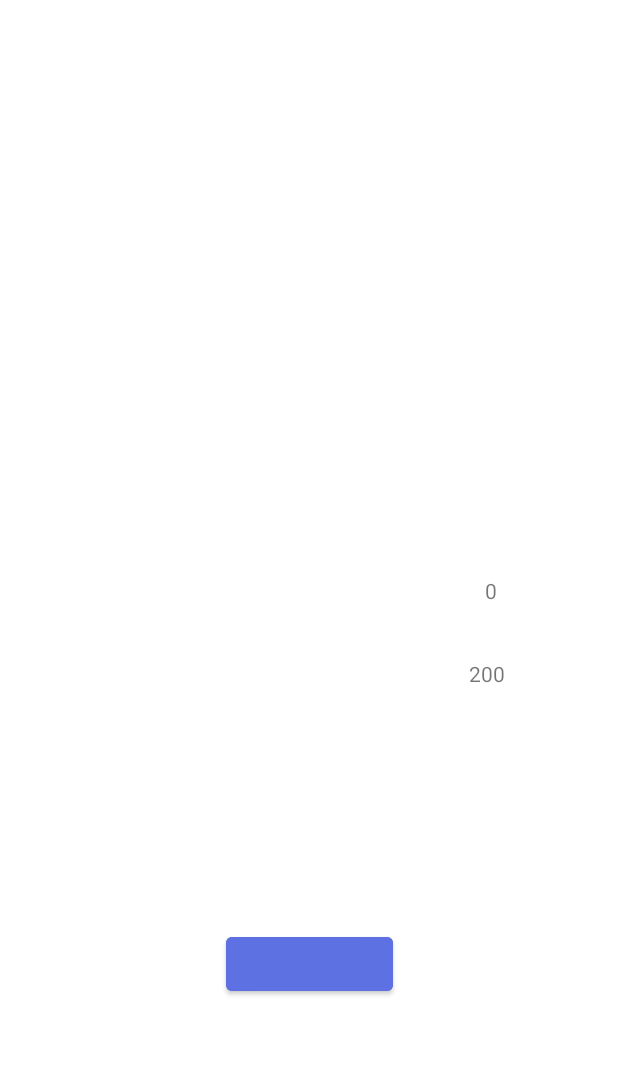
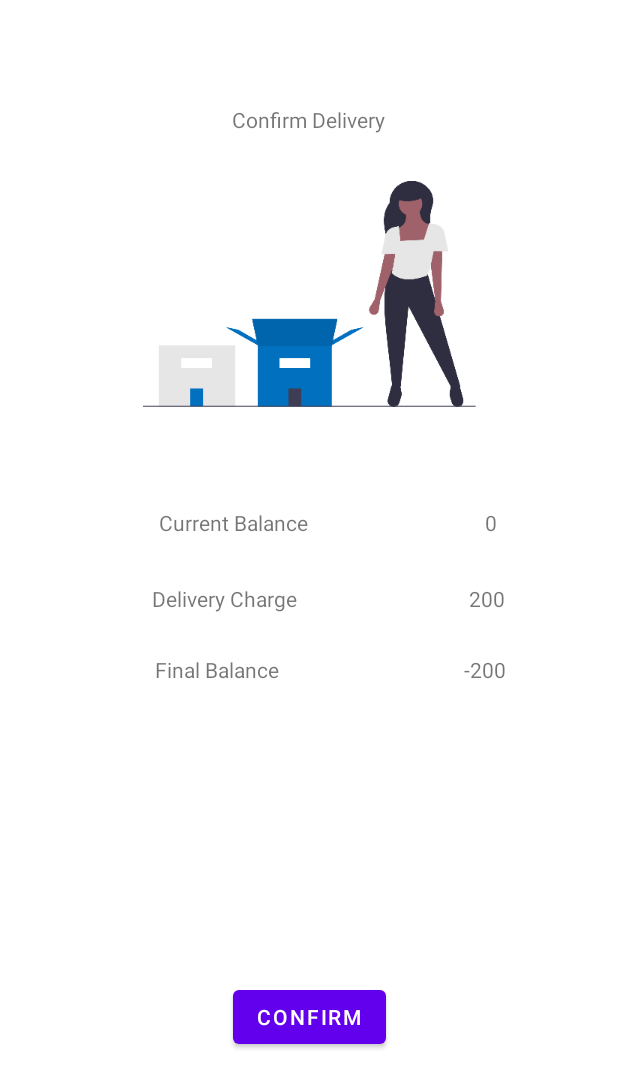
Before and after one commit to yasaswick/CourierX_Android, an Android app: the ConfirmPay screen opened directly, with no data from a screen before it, on a phone screen of 412 x 824 dp. Shown: the top 1088 px of the screen. Run offline under Robolectric (Android 15) with nearby library versions, the phone set to English and light mode, and no system bars; our stand-ins replace Firebase (no records; nobody signed in at launch, a user with empty details on screens opened directly); 1 statement that could not run was skipped.

Commit message:
Fixed Issues #33

```diff
--- a/app/src/main/java/com/courierx/courierx/Credit/ConfirmPay.java
+++ b/app/src/main/java/com/courierx/courierx/Credit/ConfirmPay.java
@@ -34,35 +34,32 @@ public class ConfirmPay extends AppCompatActivity {
         firebaseRealtime = new FirebaseRealtime();
 
         userDetailsSingleton = UserDetailsSingleton.getInstance();
-       // confirmButton = findViewById(R.id.setDeliveryDoneBtn);
+       confirmButton = findViewById(R.id.confirmPaymentButton);
         previous = findViewById(R.id.user_credit_balance);
         payment = findViewById(R.id.user_payment_amount);
         balance = findViewById(R.id.user_new_credit_balance);
 
         Long userCredit = userDetailsSingleton.getCourierXUser().getBalance();
-        Long charge = Long.valueOf(200);
-        Long finalCredit = userCredit - charge;
+        final Long charge = Long.valueOf(200);
+        final Long finalCredit = userCredit - charge;
         previous.setText(userCredit.toString());
         payment.setText(charge.toString());
         balance.setText(finalCredit.toString());
-//        CreditLog creditLog = new CreditLog();
-//        creditLog.setAmount(charge);
-//        creditLog.setType("Delivery Charge");
-//        firebaseRealtime.addCredit(userDetailsSingleton.getCourierXUser().getUid(), creditLog, finalCredit);
 
-//        confirmButton.setOnClickListener(new View.OnClickListener() {
-//            @Override
-//            public void onClick(View view) {
-//                listViewFragment();
-//            }
-//        });
+
+        confirmButton.setOnClickListener(new View.OnClickListener() {
+            @Override
+            public void onClick(View view) {
+                CreditLog creditLog = new CreditLog();
+                creditLog.setAmount(charge);
+                creditLog.setType("Delivery Charge");
+                firebaseRealtime.addCredit(userDetailsSingleton.getCourierXUser().getUid(), creditLog, finalCredit);
+                close();
+            }
+        });
     }
 
-    public void listViewFragment() {
-        UserPackages userPackages = new UserPackages();
-        FragmentTransaction fragmentTransaction = getSupportFragmentManager().beginTransaction();
-        fragmentTransaction.replace(R.id.navHostFragment_user, userPackages);
-        fragmentTransaction.commit();
+    public void close() {
         this.finish();
     }
 
--- a/app/src/main/res/layout/confirm_payment.xml
+++ b/app/src/main/res/layout/confirm_payment.xml
@@ -1,54 +1,111 @@
 <?xml version="1.0" encoding="utf-8"?>
 <androidx.constraintlayout.widget.ConstraintLayout xmlns:android="http://schemas.android.com/apk/res/android"
+    xmlns:app="http://schemas.android.com/apk/res-auto"
+    xmlns:tools="http://schemas.android.com/tools"
     android:layout_width="match_parent"
     android:layout_height="match_parent"
-    xmlns:tools="http://schemas.android.com/tools"
-    xmlns:app="http://schemas.android.com/apk/res-auto">
-
+    tools:context=".Credit.ConfirmPay">
 
     <TextView
         android:id="@+id/user_credit_balance"
         android:layout_width="wrap_content"
         android:layout_height="wrap_content"
-        app:layout_constraintBottom_toBottomOf="parent"
+        app:layout_constraintBaseline_toBaselineOf="@+id/textView7"
         app:layout_constraintEnd_toEndOf="parent"
         app:layout_constraintHorizontal_bias="0.8"
         app:layout_constraintStart_toStartOf="parent"
-        app:layout_constraintTop_toTopOf="parent"
-        app:layout_constraintVertical_bias="0.477"
-        />
+        tools:text="                            " />
 
     <TextView
         android:id="@+id/user_payment_amount"
         android:layout_width="wrap_content"
         android:layout_height="wrap_content"
-        app:layout_constraintBottom_toBottomOf="parent"
+        app:layout_constraintBaseline_toBaselineOf="@+id/textView9"
         app:layout_constraintEnd_toEndOf="parent"
         app:layout_constraintHorizontal_bias="0.805"
         app:layout_constraintStart_toStartOf="parent"
-        app:layout_constraintTop_toTopOf="parent"
-        app:layout_constraintVertical_bias="0.546"/>
+        tools:text="                            " />
 
     <TextView
-        android:id="@+id/user_new_balance"
+        android:id="@+id/user_new_credit_balance"
         android:layout_width="wrap_content"
         android:layout_height="wrap_content"
-        app:layout_constraintBottom_toBottomOf="parent"
+        app:layout_constraintBaseline_toBaselineOf="@+id/textView10"
         app:layout_constraintEnd_toEndOf="parent"
         app:layout_constraintHorizontal_bias="0.805"
         app:layout_constraintStart_toStartOf="parent"
-        app:layout_constraintTop_toTopOf="parent"
-        app:layout_constraintVertical_bias="0.615"/>
+        tools:text="                            " />
+
+    <ImageView
+        android:id="@+id/imageView18"
+        android:layout_width="wrap_content"
+        android:layout_height="wrap_content"
+        android:layout_marginTop="31dp"
+        android:src="@drawable/pay"
+        app:layout_constraintEnd_toEndOf="parent"
+        app:layout_constraintHorizontal_bias="0.5"
+        app:layout_constraintStart_toStartOf="parent"
+        app:layout_constraintTop_toBottomOf="@+id/textView5" />
 
     <Button
-        android:id="@+id/setDeliveryDoneBtn"
-        android:layout_width="111dp"
-        android:layout_height="48dp"
-        android:backgroundTint="#5D71E3"
+        android:id="@+id/confirmPaymentButton"
+        android:layout_width="wrap_content"
+        android:layout_height="wrap_content"
+        android:layout_marginTop="291dp"
+        android:layout_marginBottom="122dp"
+        android:text="Confirm"
         app:layout_constraintBottom_toBottomOf="parent"
         app:layout_constraintEnd_toEndOf="parent"
+        app:layout_constraintHorizontal_bias="0.5"
         app:layout_constraintStart_toStartOf="parent"
-        app:layout_constraintTop_toTopOf="parent"
-        app:layout_constraintVertical_bias="0.797"
-        tools:text="CONFIRM" />
+        app:layout_constraintTop_toBottomOf="@+id/imageView18"
+        app:layout_constraintVertical_bias="1.0" />
+
+    <TextView
+        android:id="@+id/textView5"
+        android:layout_width="wrap_content"
+        android:layout_height="wrap_content"
+        android:layout_marginTop="70dp"
+        android:text="Confirm Delivery"
+        app:layout_constraintEnd_toEndOf="parent"
+        app:layout_constraintHorizontal_bias="0.5"
+        app:layout_constraintStart_toStartOf="parent"
+        app:layout_constraintTop_toTopOf="parent" />
+
+    <TextView
+        android:id="@+id/textView7"
+        android:layout_width="wrap_content"
+        android:layout_height="wrap_content"
+        android:layout_marginStart="91dp"
+        android:layout_marginTop="67dp"
+        android:layout_marginEnd="103dp"
+        android:text="Current Balance"
+        app:layout_constraintEnd_toStartOf="@+id/user_credit_balance"
+        app:layout_constraintStart_toStartOf="parent"
+        app:layout_constraintTop_toBottomOf="@+id/imageView18" />
+
+    <TextView
+        android:id="@+id/textView9"
+        android:layout_width="wrap_content"
+        android:layout_height="wrap_content"
+        android:layout_marginStart="91dp"
+        android:layout_marginTop="31dp"
+        android:layout_marginEnd="105dp"
+        android:text="Delivery Charge"
+        app:layout_constraintEnd_toStartOf="@+id/user_payment_amount"
+        app:layout_constraintStart_toStartOf="parent"
+        app:layout_constraintTop_toBottomOf="@+id/textView7" />
+
+    <TextView
+        android:id="@+id/textView10"
+        android:layout_width="wrap_content"
+        android:layout_height="wrap_content"
+        android:layout_marginStart="88dp"
+        android:layout_marginTop="28dp"
+        android:layout_marginEnd="108dp"
+        android:text="Final Balance"
+        app:layout_constraintEnd_toStartOf="@+id/user_new_credit_balance"
+        app:layout_constraintStart_toStartOf="parent"
+        app:layout_constraintTop_toBottomOf="@+id/textView9" />
+
 </androidx.constraintlayout.widget.ConstraintLayout>
--- a/app/src/main/res/layout/fragment_package_details.xml
+++ b/app/src/main/res/layout/fragment_package_details.xml
@@ -42,13 +42,13 @@
         android:id="@+id/button2"
         android:layout_width="101dp"
         android:layout_height="36dp"
+        android:layout_marginTop="160dp"
         android:background="#7026F4"
         android:text="@string/proceed"
         android:textColor="#FFFFFF"
         app:layout_constraintEnd_toEndOf="parent"
-        app:layout_constraintHorizontal_bias="0.145"
         app:layout_constraintStart_toStartOf="parent"
-        app:layout_constraintTop_toBottomOf="@+id/imageView2" />
+        app:layout_constraintTop_toBottomOf="@+id/sheduleDate_layout" />
 
     <com.google.android.material.textfield.TextInputLayout
         android:id="@+id/description_layout"
```
